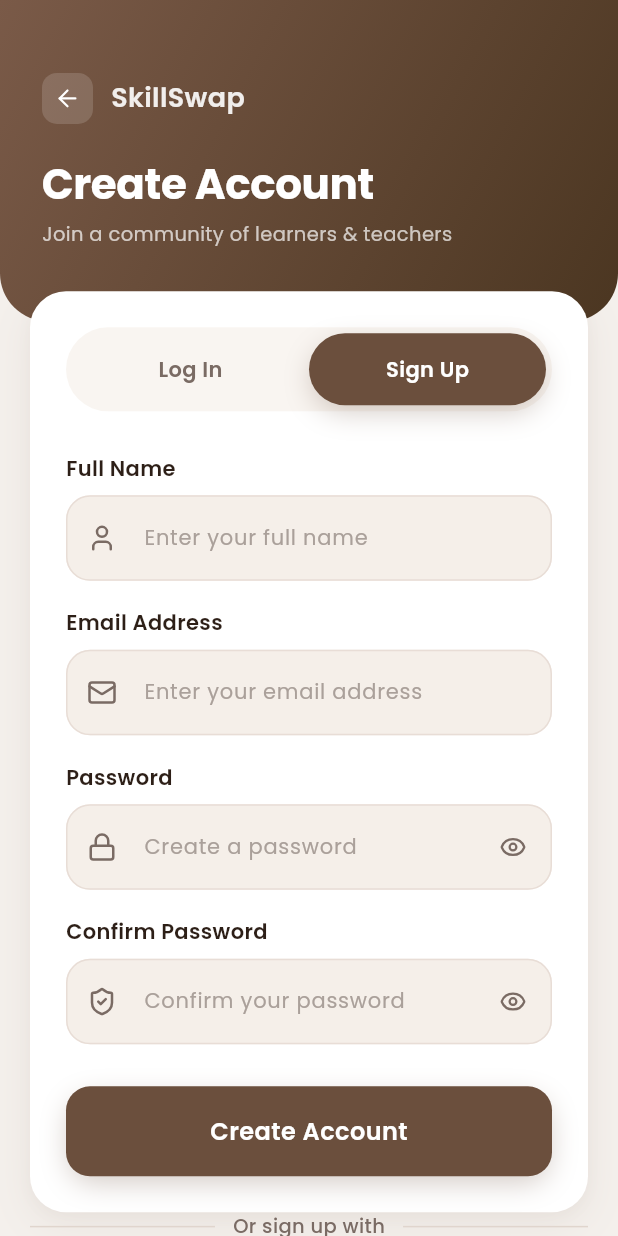
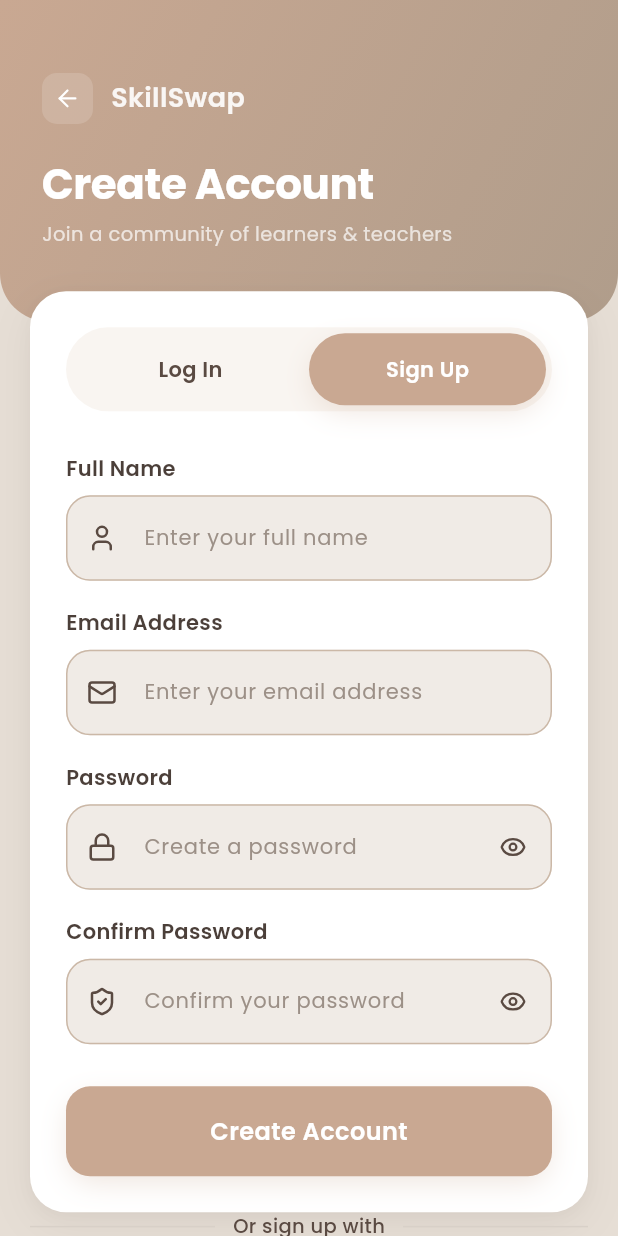
Before and after one commit to marwataher13/skillswap, a Flutter app: the screen it shows after launch, after a tap on "Sign Up", on a phone screen of 412 x 824 dp. Run offline on Flutter 3.47's test engine with Material 3 defaults, Android fonts, the phone set to English and light mode, and no system bars; our stand-ins replace google_fonts, lucide_icons.

Commit message:
refactoring and updating the theme file

```diff
--- a/lib/screens/home_screen.dart
+++ b/lib/screens/home_screen.dart
@@ -88,7 +88,7 @@ class HomeScreen extends StatelessWidget {
   Widget _buildSearchBar() {
     return Container(
       decoration: BoxDecoration(
-        color: Colors.white,
+        color: AppColors.surface,
         borderRadius: BorderRadius.circular(AppSpacing.radiusMd),
         boxShadow: AppShadows.subtle,
       ),
@@ -118,7 +118,7 @@ class HomeScreen extends StatelessWidget {
             margin: const EdgeInsets.only(right: 12),
             padding: const EdgeInsets.symmetric(horizontal: 20),
             decoration: BoxDecoration(
-              color: isFirst ? const Color(0xFFD7C4B7) : Colors.white,
+              color: isFirst ? AppColors.primaryLight : AppColors.surface,
               borderRadius: BorderRadius.circular(AppSpacing.radiusFull),
               border: Border.all(color: AppColors.border.withOpacity(0.5)),
             ),
@@ -147,7 +147,7 @@ class HomeScreen extends StatelessWidget {
   }) {
     return Container(
       decoration: BoxDecoration(
-        color: const Color(0xFFE8DDD6), // لون الكارد من الصورة
+        color: AppColors.border, // Using border color for card
         borderRadius: BorderRadius.circular(AppSpacing.radiusLg),
       ),
       child: Column(
@@ -175,7 +175,7 @@ class HomeScreen extends StatelessWidget {
                     ElevatedButton(
                       onPressed: () {},
                       style: ElevatedButton.styleFrom(
-                        backgroundColor: const Color(0xFFD7C4B7),
+                        backgroundColor: AppColors.primaryLight,
                         minimumSize: const Size(100, 36),
                         padding: const EdgeInsets.symmetric(horizontal: 16),
                       ),
--- a/lib/screens/login_screen.dart
+++ b/lib/screens/login_screen.dart
@@ -71,7 +71,7 @@ class _LoginScreenState extends State<LoginScreen> {
         gradient: LinearGradient(
           begin: Alignment.topLeft,
           end: Alignment.bottomRight,
-          colors: [Color(0xFF7A5A48), AppColors.gradientEnd],
+          colors: [AppColors.gradientStart, AppColors.gradientEnd],
         ),
         borderRadius: BorderRadius.only(
           bottomLeft: Radius.circular(AppSpacing.radiusXl),
@@ -93,10 +93,10 @@ class _LoginScreenState extends State<LoginScreen> {
                       color: Colors.white.withOpacity(0.15),
                       borderRadius: BorderRadius.circular(10),
                     ),
-                    child: const Icon(
+                    child: Icon(
                       LucideIcons.refreshCw,
                       size: 22,
-                      color: Colors.white,
+                      color: AppColors.surface,
                     ),
                   ),
                   const SizedBox(width: 10),
@@ -105,7 +105,7 @@ class _LoginScreenState extends State<LoginScreen> {
                     style: GoogleFonts.poppins(
                       fontSize: 20,
                       fontWeight: FontWeight.w700,
-                      color: Colors.white,
+                      color: AppColors.surface,
                       letterSpacing: 0.3,
                     ),
                   ),
@@ -119,7 +119,7 @@ class _LoginScreenState extends State<LoginScreen> {
                 style: GoogleFonts.poppins(
                   fontSize: 28,
                   fontWeight: FontWeight.w700,
-                  color: Colors.white,
+                  color: AppColors.surface,
                   letterSpacing: -0.3,
                 ),
               ),
@@ -131,7 +131,7 @@ class _LoginScreenState extends State<LoginScreen> {
                 style: GoogleFonts.poppins(
                   fontSize: 14,
                   fontWeight: FontWeight.w400,
-                  color: Colors.white.withOpacity(0.70),
+                  color: AppColors.surface.withOpacity(0.70),
                 ),
               ),
             ],
--- a/lib/screens/main_screen.dart
+++ b/lib/screens/main_screen.dart
@@ -38,7 +38,7 @@ class _MainScreenState extends State<MainScreen> {
         decoration: BoxDecoration(
           boxShadow: [
             BoxShadow(
-              color: Colors.black.withOpacity(0.05),
+              color: AppColors.shadow.withOpacity(0.05),
               blurRadius: 10,
               offset: const Offset(0, -2),
             ),
@@ -48,11 +48,11 @@ class _MainScreenState extends State<MainScreen> {
           type: BottomNavigationBarType.fixed,
           currentIndex: _selectedIndex,
           onTap: _onItemTapped,
-          backgroundColor: Colors.white,
+          backgroundColor: AppColors.surface,
           selectedItemColor: AppColors.primary,
           unselectedItemColor: AppColors.textSecondary,
-          selectedLabelStyle: const TextStyle(fontWeight: FontWeight.w600, fontSize: 12),
-          unselectedLabelStyle: const TextStyle(fontSize: 12),
+          selectedLabelStyle: AppTextStyles.labelSmall.copyWith(fontWeight: FontWeight.w600, color: AppColors.primary),
+          unselectedLabelStyle: AppTextStyles.labelSmall.copyWith(color: AppColors.textSecondary),
           items: const [
             BottomNavigationBarItem(
               icon: Icon(LucideIcons.home, size: 24),
--- a/lib/screens/register_screen.dart
+++ b/lib/screens/register_screen.dart
@@ -105,7 +105,7 @@ class _RegisterScreenState
           end: Alignment.bottomRight,
 
           colors: [
-            Color(0xFF7A5A48),
+            AppColors.gradientStart,
             AppColors.gradientEnd,
           ],
         ),
@@ -153,10 +153,10 @@ class _RegisterScreenState
                             BorderRadius.circular(10),
                       ),
 
-                      child: const Icon(
+                      child: Icon(
                         LucideIcons.arrowLeft,
                         size: 18,
-                        color: Colors.white,
+                        color: AppColors.surface,
                       ),
                     ),
                   ),
@@ -169,7 +169,7 @@ class _RegisterScreenState
                     style: GoogleFonts.poppins(
                       fontSize: 18,
                       fontWeight: FontWeight.w600,
-                      color: Colors.white.withOpacity(
+                      color: AppColors.surface.withOpacity(
                         0.90,
                       ),
                     ),
@@ -185,7 +185,7 @@ class _RegisterScreenState
                 style: GoogleFonts.poppins(
                   fontSize: 28,
                   fontWeight: FontWeight.w700,
-                  color: Colors.white,
+                  color: AppColors.surface,
                   letterSpacing: -0.3,
                 ),
               ),
@@ -198,7 +198,7 @@ class _RegisterScreenState
                 style: GoogleFonts.poppins(
                   fontSize: 13,
                   fontWeight: FontWeight.w400,
-                  color: Colors.white.withOpacity(
+                  color: AppColors.surface.withOpacity(
                     0.70,
                   ),
                 ),
--- a/lib/screens/splash_screen.dart
+++ b/lib/screens/splash_screen.dart
@@ -1,6 +1,7 @@
 import 'package:flutter/material.dart';
 import 'dart:async';
 import 'package:lucide_icons/lucide_icons.dart';
+import '../theme/app_theme.dart';
 
 class SplashScreen extends StatefulWidget {
   const SplashScreen({super.key});
@@ -39,7 +40,7 @@ class _SplashScreenState extends State<SplashScreen> with SingleTickerProviderSt
   @override
   Widget build(BuildContext context) {
     return Scaffold(
-      backgroundColor: const Color(0xFFF8F5F2),
+      backgroundColor: AppColors.background,
       body: Center(
         child: FadeTransition(
           opacity: _animation,
@@ -49,11 +50,11 @@ class _SplashScreenState extends State<SplashScreen> with SingleTickerProviderSt
               Container(
                 padding: const EdgeInsets.all(24),
                 decoration: BoxDecoration(
-                  color: Colors.white,
+                    color: AppColors.surface,
                   shape: BoxShape.circle,
                   boxShadow: [
                     BoxShadow(
-                      color: Colors.black.withOpacity(0.05),
+                      color: AppColors.shadow.withOpacity(0.05),
                       blurRadius: 20,
                       offset: const Offset(0, 10),
                     ),
@@ -62,7 +63,7 @@ class _SplashScreenState extends State<SplashScreen> with SingleTickerProviderSt
                 child: const Icon(
                   LucideIcons.refreshCw,
                   size: 60,
-                  color: Color(0xFF6B4F3D),
+                  color: AppColors.primaryDark,
                 ),
               ),
               const SizedBox(height: 24),
@@ -72,7 +73,7 @@ class _SplashScreenState extends State<SplashScreen> with SingleTickerProviderSt
                   fontSize: 32,
                   fontWeight: FontWeight.w800,
                   letterSpacing: 1.2,
-                  color: Color(0xFF6B4F3D),
+                  color: AppColors.primaryDark,
                 ),
               ),
               const SizedBox(height: 8),
@@ -80,7 +81,7 @@ class _SplashScreenState extends State<SplashScreen> with SingleTickerProviderSt
                 'Exchange Knowledge',
                 style: TextStyle(
                   fontSize: 16,
-                  color: Colors.grey.shade500,
+                  color: AppColors.textHint,
                   fontWeight: FontWeight.w400,
                 ),
               ),
--- a/lib/theme/app_theme.dart
+++ b/lib/theme/app_theme.dart
@@ -5,27 +5,26 @@ import 'package:google_fonts/google_fonts.dart';
 class AppColors {
   AppColors._();
 
-  static const Color primary = Color(0xFF6B4F3D);
-  static const Color primaryDark = Color(0xFF4B3621);
-  static const Color primaryLight = Color(0xFF8D6E5A);
+  static const Color background = Color(0xFFE6DED5); // Light Beige
+  static const Color inputFill = Color(0xFFF0EBE6); // Lighter Soft Beige
+  static const Color primary = Color(0xFFC9A892); // Warm Beige
+  static const Color textPrimary = Color(0xFF4B3F39); // Dark Brown
+  static const Color textSecondary = Color(0xFF5A4A42); // Dark Brown
+  static const Color textHint = Color(0xFF9C9087); // Gray Brown
+  static const Color divider = Color(0xFFD8D0C8); // Light Gray
+  static const Color surface = Color(0xFFFFFFFF); // White
+  static const Color border = Color(0xFFCBB8A7); // Light Beige Border
 
-  static const Color background = Color(0xFFF4F0EC); // Parchment
-  static const Color surface = Color(0xFFFFFFFF);
-  static const Color surfaceVariant = Color(0xFFF9F5F1);
-  static const Color inputFill = Color(0xFFF5EFE9);
+  // Using existing primary and textPrimary for these
+  static const Color primaryDark = Color(0xFF4B3F39);
+  static const Color primaryLight = Color(0xFFD7C4B7);
 
-  static const Color textPrimary = Color(0xFF2D1F17);
-  static const Color textSecondary = Color(0xFF7A6B64);
-  static const Color textHint = Color(0xFFAAA09A);
+  static const Color surfaceVariant = Color(0xFFF9F5F1); // Kept from previous
+  static const Color shadow = Color(0xFF4B3F39); // Using textPrimary for shadow
 
-  static const Color border = Color(0xFFE8DDD6);
-  static const Color divider = Color(0xFFE0D5CD);
-
-  static const Color shadow = Color(0xFF6B4F3D);
-
-  // Gradient stops
-  static const Color gradientStart = Color(0xFF7A5A48);
-  static const Color gradientEnd = Color(0xFF4B3621);
+  // Gradient stops derived from new primary colors
+  static const Color gradientStart = Color(0xFFC9A892);
+  static const Color gradientEnd = Color(0xFFB09D8B);
 }
 
 // ─── Spacing / Radius Tokens ─────────────────────────────────────────────────
@@ -50,58 +49,58 @@ class AppSpacing {
 class AppTextStyles {
   AppTextStyles._();
 
-  static TextStyle displayLarge = const TextStyle(
+  static TextStyle displayLarge = GoogleFonts.poppins(
     fontSize: 34,
     fontWeight: FontWeight.w700,
     letterSpacing: -0.5,
     color: AppColors.textPrimary,
   );
 
-  static TextStyle displayMedium = const TextStyle(
+  static TextStyle displayMedium = GoogleFonts.poppins(
     fontSize: 28,
     fontWeight: FontWeight.w700,
     letterSpacing: -0.3,
     color: AppColors.textPrimary,
   );
 
-  static TextStyle headlineLarge = const TextStyle(
+  static TextStyle headlineLarge = GoogleFonts.poppins(
     fontSize: 24,
     fontWeight: FontWeight.w600,
     color: AppColors.textPrimary,
   );
 
-  static TextStyle headlineMedium = const TextStyle(
+  static TextStyle headlineMedium = GoogleFonts.poppins(
     fontSize: 20,
     fontWeight: FontWeight.w600,
     color: AppColors.textPrimary,
   );
 
-  static TextStyle titleMedium = const TextStyle(
+  static TextStyle titleMedium = GoogleFonts.poppins(
     fontSize: 16,
     fontWeight: FontWeight.w600,
     color: AppColors.textPrimary,
   );
 
-  static TextStyle bodyLarge = const TextStyle(
+  static TextStyle bodyLarge = GoogleFonts.poppins(
     fontSize: 16,
     fontWeight: FontWeight.w400,
     color: AppColors.textPrimary,
   );
 
-  static TextStyle bodyMedium = const TextStyle(
+  static TextStyle bodyMedium = GoogleFonts.poppins(
     fontSize: 14,
     fontWeight: FontWeight.w400,
     color: AppColors.textSecondary,
   );
 
-  static TextStyle labelMedium = const TextStyle(
+  static TextStyle labelMedium = GoogleFonts.poppins(
     fontSize: 13,
     fontWeight: FontWeight.w500,
     color: AppColors.textSecondary,
     letterSpacing: 0.1,
   );
 
-  static TextStyle labelSmall = const TextStyle(
+  static TextStyle labelSmall = GoogleFonts.poppins(
     fontSize: 12,
     fontWeight: FontWeight.w400,
     color: AppColors.textHint,
--- a/lib/widgets/auth_widgets.dart
+++ b/lib/widgets/auth_widgets.dart
@@ -139,7 +139,7 @@ class PrimaryButton extends StatelessWidget {
             fontSize: 16,
             fontWeight: FontWeight.w600,
             letterSpacing: 0.3,
-            color: Colors.white,
+            color: AppColors.surface,
           ),
         ),
       ),
@@ -357,7 +357,7 @@ class AuthTabSwitcher extends StatelessWidget {
                 fontWeight: FontWeight.w600,
 
                 color: isSelected
-                    ? Colors.white
+                    ? AppColors.surface
                     : AppColors.textSecondary,
               ),
             ),
```
